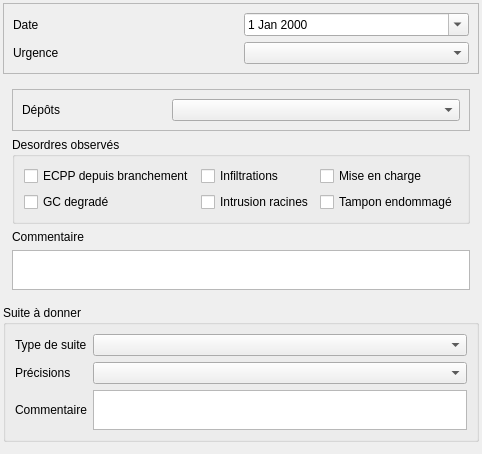
First picture: the form in Lamia/toolprepro/base_assainissement/lamiabaseassainissement_observation_tool_ui.ui, repository Artelia/Lamia, before the edit.
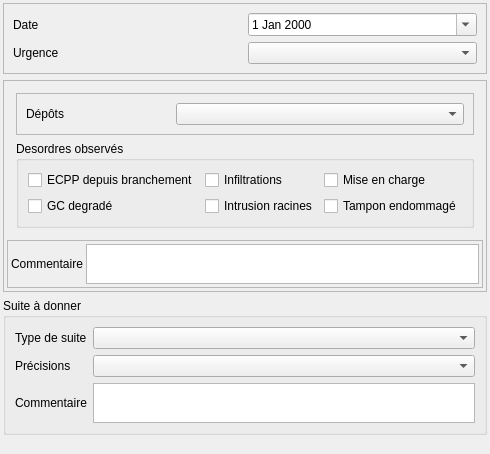
Second picture: the form after the edit. The open tabs and pages were chosen to show the change. Icons and pictures are not drawn.

Commit message: tools arrangement

Diff of the .ui file:
```diff
--- a/Lamia/toolprepro/base_assainissement/lamiabaseassainissement_observation_tool_ui.ui
+++ b/Lamia/toolprepro/base_assainissement/lamiabaseassainissement_observation_tool_ui.ui
@@ -6,7 +6,7 @@
    <rect>
     <x>0</x>
     <y>0</y>
-    <width>370</width>
+    <width>428</width>
     <height>454</height>
    </rect>
   </property>
@@ -54,6 +54,21 @@
     </widget>
    </item>
    <item>
+    <widget class="QFrame" name="frame_3">
+     <property name="frameShape">
+      <enum>QFrame::StyledPanel</enum>
+     </property>
+     <property name="frameShadow">
+      <enum>QFrame::Raised</enum>
+     </property>
+     <layout class="QVBoxLayout" name="verticalLayout_3">
+      <property name="spacing">
+       <number>3</number>
+      </property>
+      <property name="margin">
+       <number>3</number>
+      </property>
+      <item>
     <widget class="QStackedWidget" name="stackedWidget">
      <property name="currentIndex">
       <number>0</number>
@@ -81,13 +96,6 @@
          </property>
         </widget>
        </item>
-       <item row="3" column="0">
-        <widget class="QLabel" name="label_7">
-         <property name="text">
-          <string>Commentaire</string>
-         </property>
-        </widget>
-       </item>
        <item row="1" column="2">
         <widget class="QToolButton" name="toolButton_calc_nb">
          <property name="text">
@@ -99,22 +107,6 @@
          </property>
         </widget>
        </item>
-       <item row="3" column="1" colspan="2">
-        <widget class="QTextEdit" name="textEdit_comm">
-         <property name="sizePolicy">
-          <sizepolicy hsizetype="Expanding" vsizetype="Expanding">
-           <horstretch>0</horstretch>
-           <verstretch>0</verstretch>
-          </sizepolicy>
-         </property>
-         <property name="maximumSize">
-          <size>
-           <width>16777215</width>
-           <height>40</height>
-          </size>
-         </property>
-        </widget>
-       </item>
        <item row="5" column="1" colspan="2">
         <widget class="QTextEdit" name="textEdit_evolution">
          <property name="sizePolicy">
@@ -135,13 +127,6 @@
      </widget>
      <widget class="QWidget" name="page_2">
       <layout class="QGridLayout" name="gridLayout_2">
-       <item row="2" column="0">
-        <widget class="QLabel" name="label_11">
-         <property name="text">
-          <string>Commentaire</string>
-         </property>
-        </widget>
-       </item>
        <item row="1" column="0">
         <widget class="QGroupBox" name="groupBox_2">
          <property name="title">
@@ -215,22 +200,6 @@
          </layout>
         </widget>
        </item>
-       <item row="3" column="0">
-        <widget class="QTextEdit" name="textEdit_comm_2">
-         <property name="sizePolicy">
-          <sizepolicy hsizetype="Expanding" vsizetype="Expanding">
-           <horstretch>0</horstretch>
-           <verstretch>0</verstretch>
-          </sizepolicy>
-         </property>
-         <property name="maximumSize">
-          <size>
-           <width>16777215</width>
-           <height>40</height>
-          </size>
-         </property>
-        </widget>
-       </item>
       </layout>
      </widget>
      <widget class="QWidget" name="page_3">
@@ -244,6 +213,50 @@
        </item>
       </layout>
      </widget>
+       </widget>
+      </item>
+      <item>
+       <widget class="QFrame" name="frame_4">
+        <property name="frameShape">
+         <enum>QFrame::StyledPanel</enum>
+        </property>
+        <property name="frameShadow">
+         <enum>QFrame::Raised</enum>
+        </property>
+        <layout class="QGridLayout" name="gridLayout_6">
+         <property name="margin">
+          <number>3</number>
+         </property>
+         <property name="spacing">
+          <number>3</number>
+         </property>
+         <item row="1" column="0">
+          <widget class="QLabel" name="label_7">
+           <property name="text">
+            <string>Commentaire</string>
+           </property>
+          </widget>
+         </item>
+         <item row="1" column="1">
+          <widget class="QTextEdit" name="textEdit_comm">
+           <property name="sizePolicy">
+            <sizepolicy hsizetype="Expanding" vsizetype="Expanding">
+             <horstretch>0</horstretch>
+             <verstretch>0</verstretch>
+            </sizepolicy>
+           </property>
+           <property name="maximumSize">
+            <size>
+             <width>16777215</width>
+             <height>40</height>
+            </size>
+           </property>
+          </widget>
+         </item>
+        </layout>
+       </widget>
+      </item>
+     </layout>
     </widget>
    </item>
    <item>
```
Lines whose indentation alone changed are shown as unchanged. The commit also changes 96 other files.
